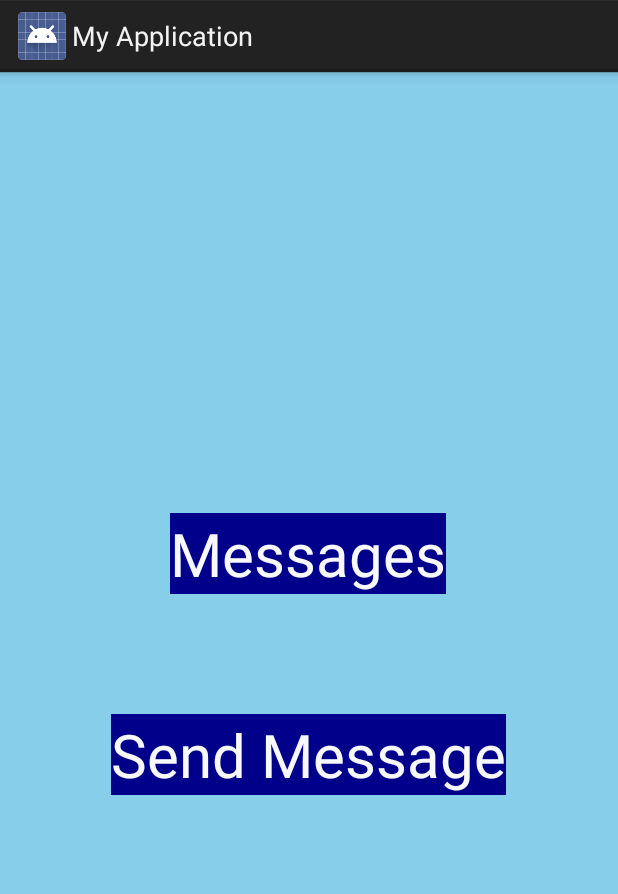
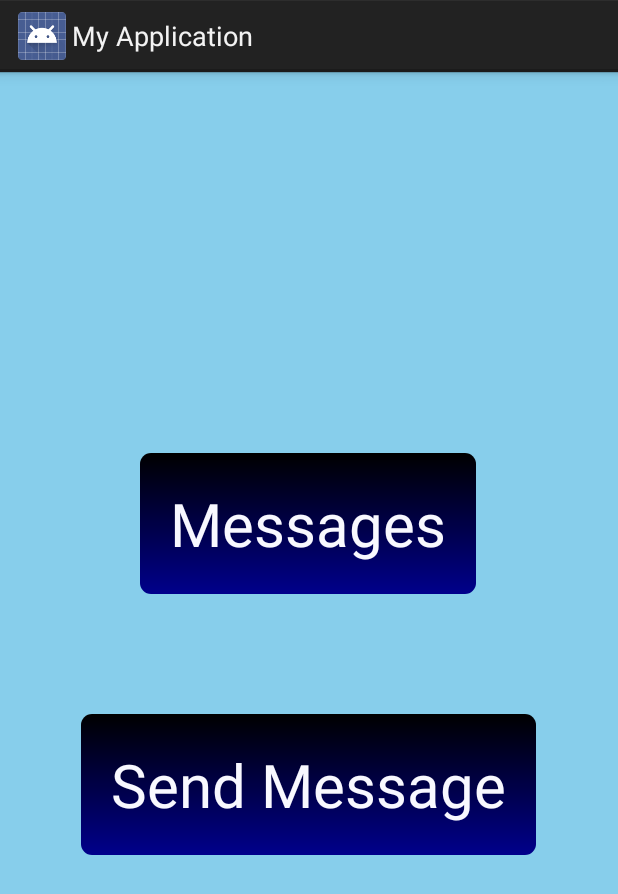
Before and after one commit to valerie-roske/yoTWo, an Android app: the screen it shows after launch (MainActivity), on a phone screen of 412 x 824 dp. Shown: the top 894 px of the screen. Run offline under Robolectric (Android 15) with nearby library versions, the phone set to English and light mode, and no system bars.

Commit message:
[Jered] added list adapter class to render user names; made the buttons pretty

```diff
--- a/app/src/main/java/com/thoughtworks/easterEggHunt/android/activities/MainActivity.java
+++ b/app/src/main/java/com/thoughtworks/easterEggHunt/android/activities/MainActivity.java
@@ -7,29 +7,31 @@ import android.view.View;
 import android.widget.Button;
 import com.thoughtworks.easterEggHunt.R;
 import com.thoughtworks.easterEggHunt.persistance.UserInfoResource;
-import org.apache.commons.lang3.StringUtils;
 
 
 public class MainActivity extends Activity {
+
+    private Button sendMessagesButton;
 
     @Override
     protected void onCreate(Bundle savedInstanceState) {
         super.onCreate(savedInstanceState);
         setContentView(R.layout.activity_main);
 
+        sendMessagesButton = (Button) findViewById(R.id.send_message_button);
+
         UserInfoResource userInfoResource = new UserInfoResource(this);
         String name = userInfoResource.getName();
 
-        if(StringUtils.isBlank(name)) {
-            Intent intent = new Intent(this, RegistrationActivity.class);
-            startActivity(intent);
-        }
+//        if(StringUtils.isBlank(name)) {
+//            Intent intent = new Intent(this, RegistrationActivity.class);
+//            startActivity(intent);
+//        }
     }
 
     @Override
     protected void onResume() {
         super.onResume();
-        Button sendMessagesButton = (Button) findViewById(R.id.send_message_button);
 
         sendMessagesButton.setOnClickListener(new View.OnClickListener() {
             @Override
--- a/app/src/main/java/com/thoughtworks/easterEggHunt/domain/User.java
+++ b/app/src/main/java/com/thoughtworks/easterEggHunt/domain/User.java
@@ -9,4 +9,8 @@ public class User {
         this.id = id;
         this.name = name;
     }
+
+    public String getName() {
+        return name;
+    }
 }
--- /dev/null
+++ b/app/src/main/res/drawable-hdpi/rounded_corners.xml
@@ -0,0 +1,14 @@
+<?xml version="1.0" encoding="UTF-8"?>
+<shape xmlns:android="http://schemas.android.com/apk/res/android"
+       android:shape="rectangle">
+    <gradient
+            android:startColor="@color/black"
+            android:endColor="@color/darkBlue"
+            android:angle="270"/>
+
+    <corners
+            android:bottomRightRadius="7dp"
+            android:bottomLeftRadius="7dp"
+            android:topLeftRadius="7dp"
+            android:topRightRadius="7dp"/>
+</shape>
--- a/app/src/main/res/layout/list_item.xml
+++ b/app/src/main/res/layout/list_item.xml
@@ -6,6 +6,7 @@
               android:layout_height="match_parent">
     <TextView android:id="@+id/user"
               android:layout_width="match_parent"
-              android:layout_height="match_parent"/>
+              android:layout_height="match_parent"
+              android:textSize="@dimen/LargeText"/>
 
 </LinearLayout>
--- a/app/src/main/res/values/strings.xml
+++ b/app/src/main/res/values/strings.xml
@@ -8,5 +8,6 @@
     <string name="registration">Registration</string>
     <string name="name">Name</string>
     <string name="submit">Submit</string>
+    <string name="list_users">List Users</string>
 
 </resources>
--- a/app/src/main/res/values/styles.xml
+++ b/app/src/main/res/values/styles.xml
@@ -5,8 +5,9 @@
         <!-- Customize your theme here. -->
     </style>
     <style name="button">
-        <item name="android:background">@color/darkBlue</item>
+        <item name="android:background">@drawable/rounded_corners</item>
         <item name="android:textColor">@color/ghostWhite</item>
+        <item name="android:padding">20dp</item>
     </style>
 
 </resources>
```
Also changed, not shown: app/src/main/AndroidManifest.xml (+7 -1 lines), app/src/main/java/com/thoughtworks/easterEggHunt/android/activities/ListUsersActivity.java (+24 -9 lines), app/src/main/java/com/thoughtworks/easterEggHunt/tasks/GetAllUsersTask.java (+10 -1 lines), app/src/main/res/drawable-hdpi/random.jpg (added).
